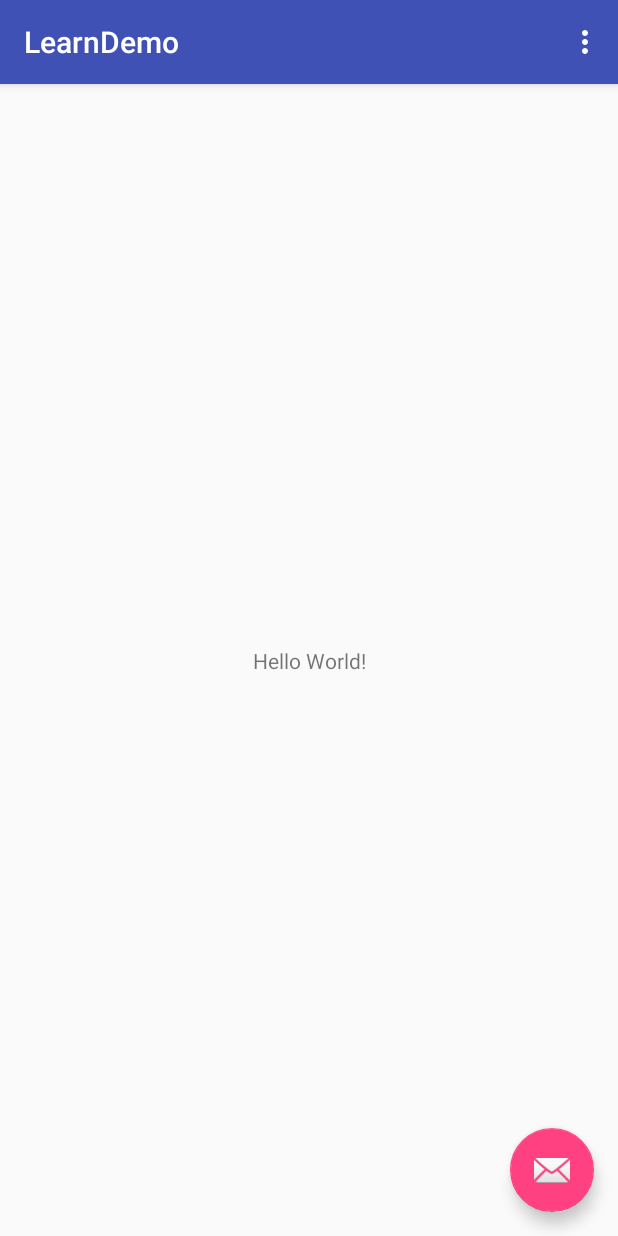
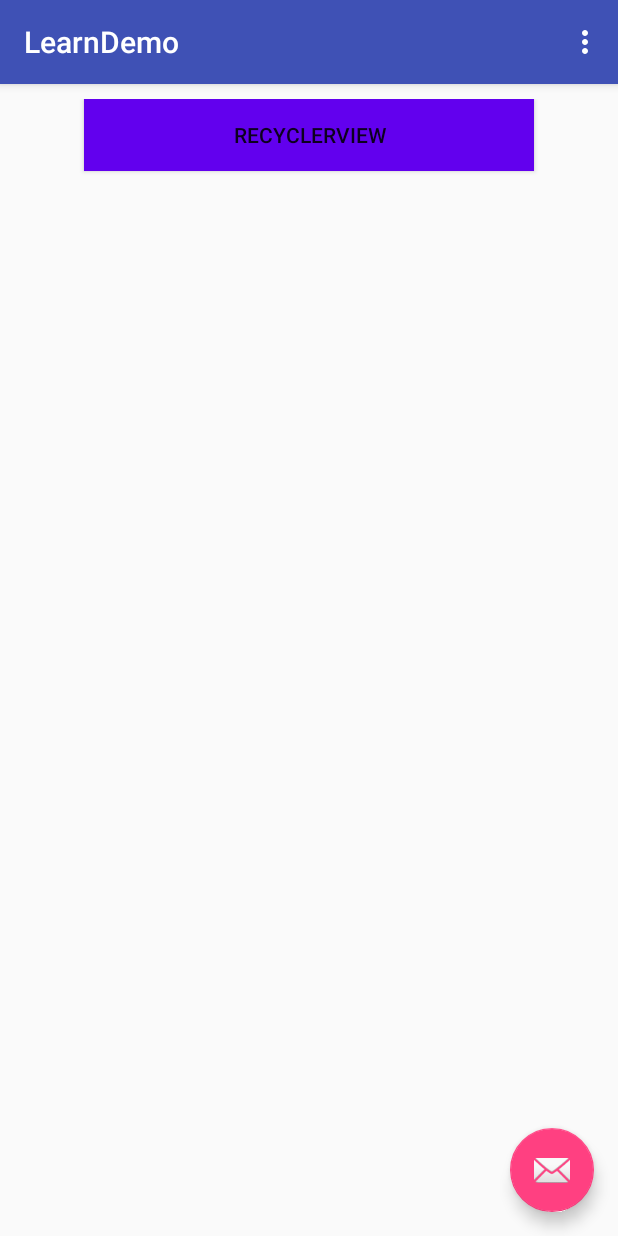
Before and after one commit to MyKingSebar/LearnDemo, an Android app: the screen it shows after launch (MainActivity), on a phone screen of 412 x 824 dp. Run offline under Robolectric (Android 15) with nearby library versions, the phone set to English and light mode, and no system bars.

Commit message:
add rxjava android fix a bug

```diff
--- a/app/build.gradle
+++ b/app/build.gradle
@@ -34,11 +34,7 @@ dependencies {
     androidTestImplementation('com.android.support.test.espresso:espresso-core:3.0.2', {
         exclude group: 'com.android.support', module: 'support-annotations'
     })
-    implementation 'com.android.support:appcompat-v7:28.0.0'
     testImplementation 'junit:junit:4.12'
-    implementation 'com.android.support.constraint:constraint-layout:1.1.3'
-    implementation 'com.android.support:design:28.0.0'
-
     implementation project(':widget:recyclerview')
 
 }
--- a/app/src/main/java/com/wpanf/learndemo/MainActivity.java
+++ b/app/src/main/java/com/wpanf/learndemo/MainActivity.java
@@ -9,6 +9,7 @@ import android.support.v7.widget.Toolbar;
 import android.view.View;
 import android.view.Menu;
 import android.view.MenuItem;
+import android.widget.Button;
 import android.widget.TextView;
 import android.widget.Toast;
 
@@ -35,10 +36,18 @@ public class MainActivity extends AppCompatActivity {
             }
         });
 
+        Button recyclerview = (Button) findViewById(R.id.main_demo_recyclerview);
+        recyclerview.setOnClickListener(new View.OnClickListener() {
+            @Override
+            public void onClick(View view) {
+                Intent intent = new Intent(MainActivity.this, com.wpanf.recyclerview.MainActivity.class);
+                startActivity(intent);
+            }
+        });
+
         // Example of a call to a native method
 //        TextView tv = (TextView) findViewById(R.id.sample_text);
 //        tv.setText(stringFromJNI());
-
 
 
     }
@@ -60,8 +69,6 @@ public class MainActivity extends AppCompatActivity {
         //noinspection SimplifiableIfStatement
         if (id == R.id.action_settings) {
 
-            Intent intent = new Intent(this, com.wpanf.recyclerview.MainActivity.class);
-            startActivity(intent);
             return true;
         }
 
--- a/app/src/main/res/layout/fragment_main.xml
+++ b/app/src/main/res/layout/fragment_main.xml
@@ -6,16 +6,14 @@
     android:layout_width="match_parent"
     android:layout_height="match_parent"
     tools:context="com.wpanf.learndemo.MainActivityFragment"
-    tools:showIn="@layout/activity_main">
+    tools:showIn="@layout/activity_main"
+    android:paddingTop="10dp">
 
-    <TextView
-        android:id="@+id/sample_text"
-        android:layout_width="wrap_content"
-        android:layout_height="wrap_content"
-        android:text="Hello World!"
-        app:layout_constraintBottom_toBottomOf="parent"
+    <Button
+        android:id="@+id/main_demo_recyclerview"
+        style="@style/StyleMainButton"
+        android:text="RecyclerView"
         app:layout_constraintLeft_toLeftOf="parent"
-        app:layout_constraintRight_toRightOf="parent"
-        app:layout_constraintTop_toTopOf="parent"/>
+        app:layout_constraintRight_toRightOf="parent"/>
 
 </android.support.constraint.ConstraintLayout>
--- a/app/src/main/res/values/styles.xml
+++ b/app/src/main/res/values/styles.xml
@@ -17,4 +17,6 @@
 
     <style name="AppTheme.PopupOverlay" parent="ThemeOverlay.AppCompat.Light"/>
 
+
+
 </resources>
--- /dev/null
+++ b/base/src/main/res/values/styles.xml
@@ -0,0 +1,10 @@
+<resources>
+
+    <style name="StyleMainButton">
+        <item name="android:layout_width">300dp</item>
+        <item name="android:layout_height">wrap_content</item>
+        <item name="android:background">@color/design_default_color_primary</item>
+    </style>
+
+
+</resources>
--- a/widget/recyclerview/build.gradle
+++ b/widget/recyclerview/build.gradle
@@ -48,9 +48,5 @@ dependencies {
     })
 
     testImplementation 'junit:junit:4.12'
-    implementation 'com.android.support:appcompat-v7:28.0.0'
-    implementation 'com.android.support:design:28.0.0'
-    implementation 'com.android.support.constraint:constraint-layout:1.1.3'
-
-    implementation project(':base')
+    api project(':base')
 }
--- a/widget/recyclerview/src/main/java/com/wpanf/recyclerview/MainActivity.java
+++ b/widget/recyclerview/src/main/java/com/wpanf/recyclerview/MainActivity.java
@@ -22,8 +22,6 @@ public class MainActivity extends BaseActivity<MainPresenter> {
     private RAdapter adapter;
     LoadMoreWrapper loadMoreWrapper;
     private List<DataBean> beans = new ArrayList<>();
-    private Handler handler = new Handler();
-
     @Override
     protected void initPresenter() {
         presenter = new MainPresenter();
@@ -65,7 +63,7 @@ public class MainActivity extends BaseActivity<MainPresenter> {
             @Override
             public void onLoadMore() {
                 loadMoreWrapper.startLoad();
-                presenter.getDatas(handler);
+                presenter.getDatas();
             }
         });
         recyclerView.setAdapter(loadMoreWrapper);
@@ -98,7 +96,7 @@ public class MainActivity extends BaseActivity<MainPresenter> {
         IItemTouchHelper helper = new IItemTouchHelper(defaultItemTouchHelperCallBack);
         helper.attachToRecyclerView(recyclerView);
 
-        presenter.getDatas(handler);
+        presenter.getDatas();
     }
 
     @Override
```
Also changed, not shown: base/build.gradle (+5 -3 lines), base/src/main/java/com/wpanf/base/BasePresenter.java (+9 -1 lines), widget/recyclerview/src/main/java/com/wpanf/recyclerview/presenter/MainPresenter.java (+36 -6 lines).
